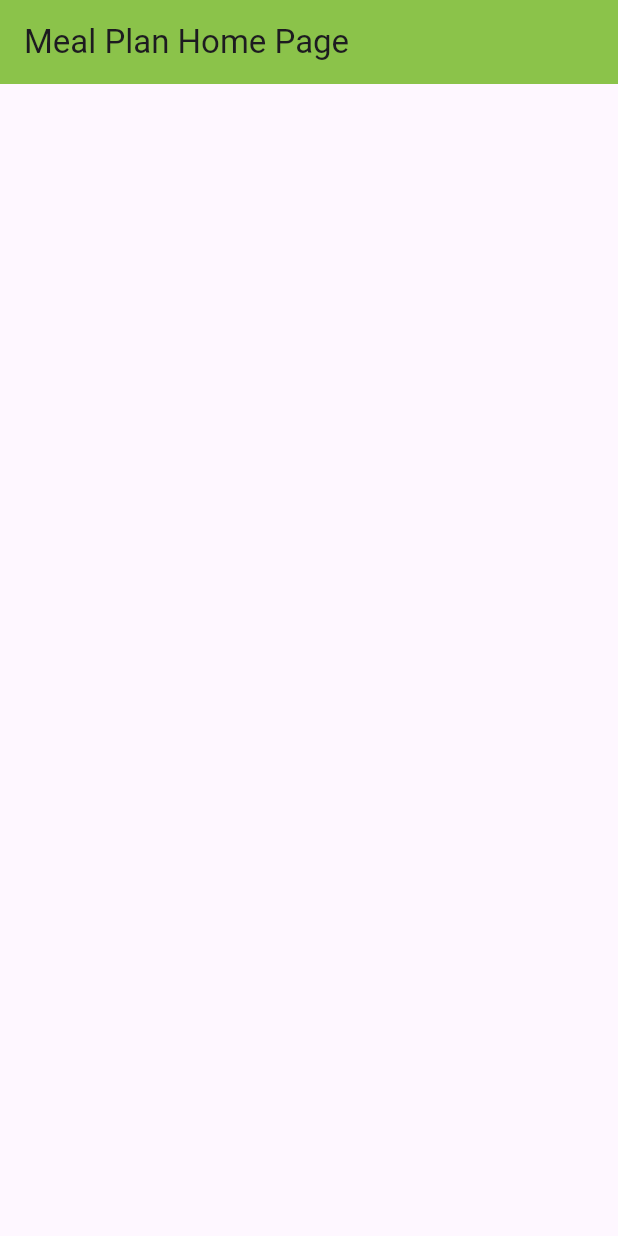
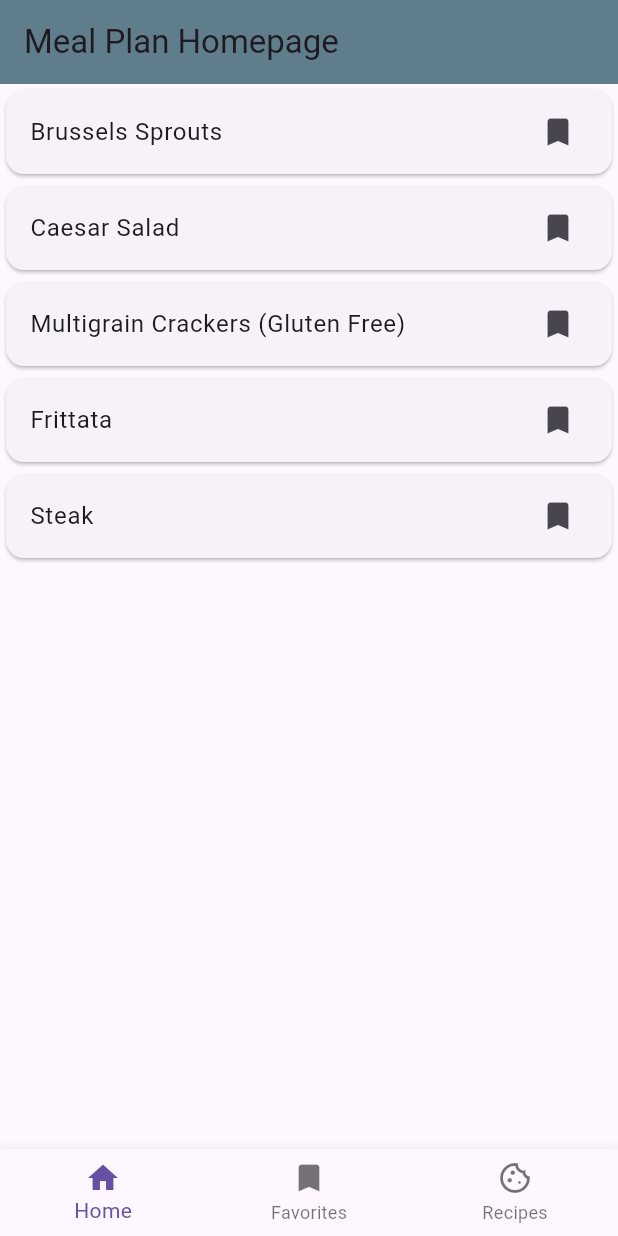
Before and after one commit to jasonyu17/MAD_Project1, a Flutter app: the screen it shows after launch, on a phone screen of 412 x 824 dp. Run offline on Flutter 3.47's test engine with Material 3 defaults, Android fonts, the phone set to English and light mode, and no system bars.

Commit message:
nav bar and list of meals

```diff
--- a/lib/home_page.dart
+++ b/lib/home_page.dart
@@ -1,19 +1,95 @@
 import 'package:flutter/material.dart';
 
-class MealPlanningScreen extends StatefulWidget {
-  const MealPlanningScreen({super.key});
+class Meals {
+  String meal;
+  bool completionStatus;
+  Meals(this.meal, {this.completionStatus = false});
+}
+
+class MealPlanScreen extends StatefulWidget {
+  const MealPlanScreen({super.key});
 
   @override
-  State<MealPlanningScreen> createState() => _MealPlanningScreenState();
+  State<MealPlanScreen> createState() => _MealPlanState();
 }
 
-class _MealPlanningScreenState extends State<MealPlanningScreen> {
+class _MealPlanState extends State<MealPlanScreen> {
+ /* final List<String> mealImages = [
+    'assets/images/brussels.jpeg',
+    'assets/images/caesar.jpeg',
+    'assets/images/cracker.jpeg',
+    'assets/images/frittata.jpeg',
+    'assets/images/steak.jpeg',
+  ];  */
+
+  final List<String> mealList = [
+    'Brussels Sprouts',
+    'Caesar Salad',
+    'Multigrain Crackers (Gluten Free)',
+    'Frittata',
+    'Steak',
+  ];
+
+  final TextEditingController planController = TextEditingController();
+  final List<Meals> plans = [];
+  int? editingIndex;
+  Map<String, List<Meals>> weeklyTasks = {
+    'Monday': [],
+    'Tuesday': [],
+    'Wednesday': [],
+    'Thursday': [],
+    'Friday': [],
+    'Saturday': [],
+    'Sunday': [],
+  };
+
   @override
   Widget build(BuildContext context) {
     return Scaffold(
       appBar: AppBar(
-        backgroundColor: Colors.lightGreen,
-        title: const Text('Meal Plan Home Page'),
+        backgroundColor: Colors.blueGrey,
+        title: const Text('Meal Plan Homepage'),
+      ),
+      body: ListView.builder(
+        itemCount: 5,
+        itemBuilder:
+            (context, index) => Card(
+              child: ListTile(
+                /*leading: CircleAvatar(
+                  radius: 28,
+                  backgroundImage: AssetImage(
+                    mealImages[index % mealImages.length],
+                  ),
+                ), */
+                title: Text(mealList[index % mealList.length]),
+                trailing: const Icon(Icons.bookmark),
+              ),
+            ),
+      ),
+      bottomNavigationBar: BottomNavigationBar(
+        currentIndex: 0,
+        onTap: (index){
+        },
+        items: const [
+          BottomNavigationBarItem(
+            icon: Icon(
+              Icons.home
+              ),
+              label: "Home"
+              ),
+          BottomNavigationBarItem(
+            icon: Icon(
+              Icons.bookmark
+              ),
+              label: "Favorites"
+              ),
+              BottomNavigationBarItem(
+            icon: Icon(
+              Icons.cookie_outlined
+              ),
+              label: "Recipes"
+              ),
+        ],
       ),
     );
   }
--- a/lib/main.dart
+++ b/lib/main.dart
@@ -14,10 +14,9 @@ class MyApp extends StatelessWidget {
   @override
   Widget build(BuildContext context) {
     return MaterialApp(
-      title: 'Meal Planning App',
-      theme: ThemeData(
-      ),
-      home: const MealPlanningScreen(),
+      title: 'Meal Plan Home Page',
+      theme: ThemeData(),
+      home: const MealPlanScreen(),
       debugShowCheckedModeBanner: false,
     );
   }
```
Also changed, not shown: pubspec.yaml (+7 -4 lines), lib/assets/images/brussels.jpg (added), lib/assets/images/caesar.jpg (added), lib/assets/images/crackers.jpg (added), lib/assets/images/frittata.jpg (added), lib/assets/images/steak.jpg (added), 1 other file.
